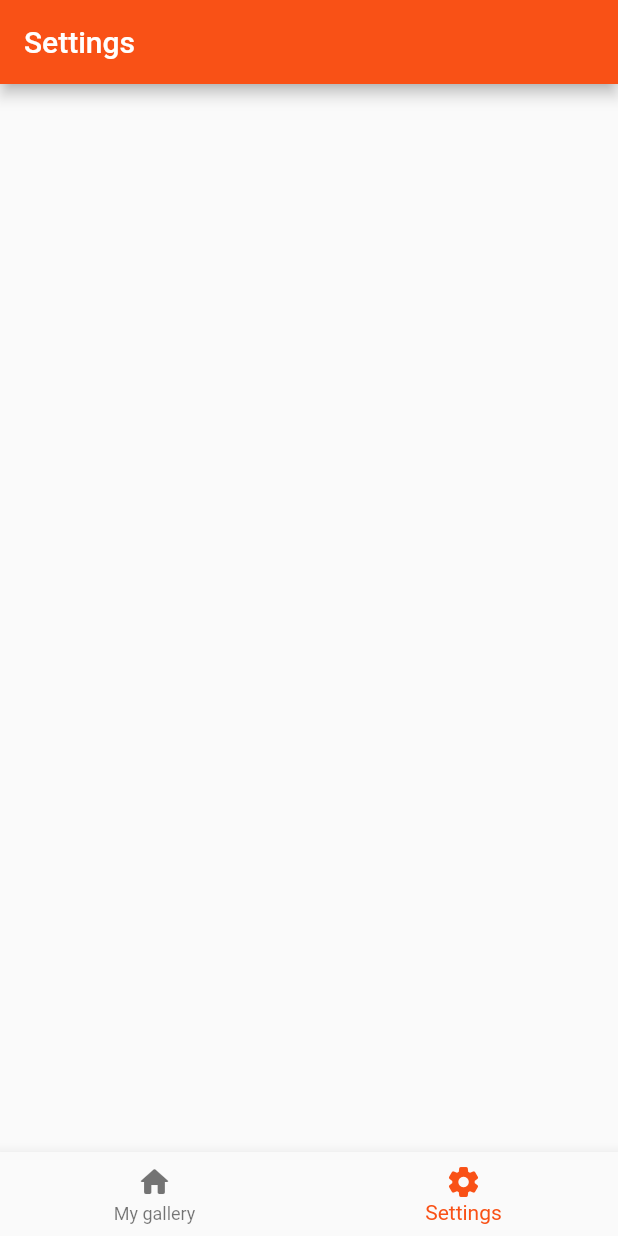
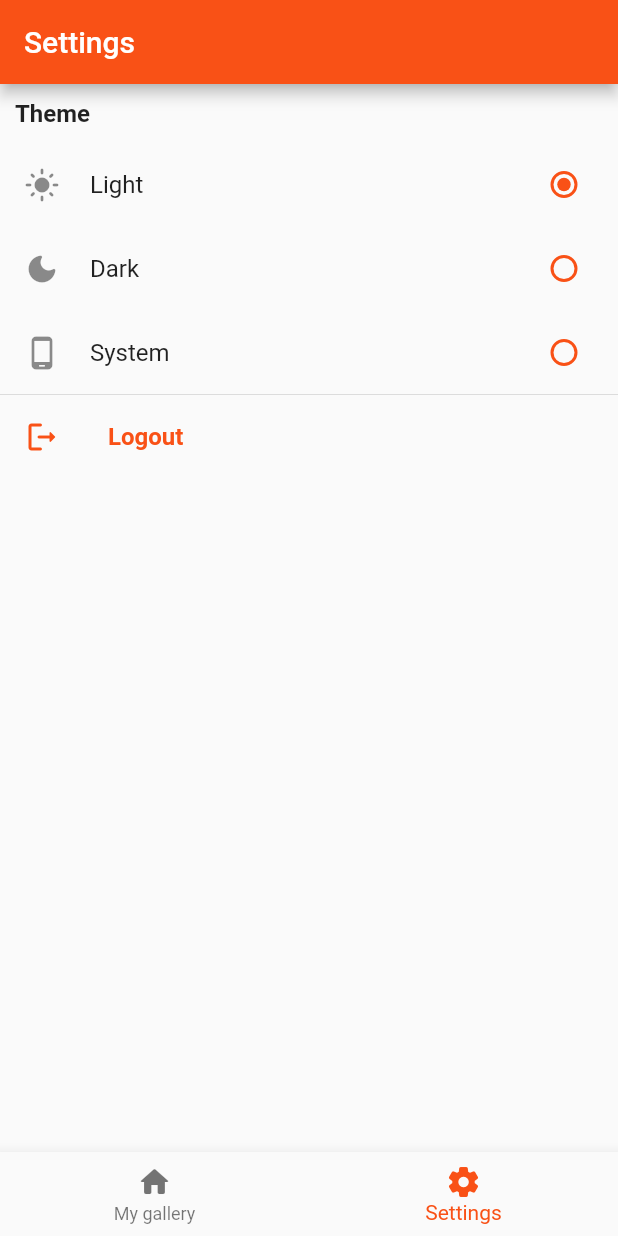
Before and after one commit to pr-Mais/flutterfire_gallery, a Flutter app: the screen it shows after launch, swiped to page 2, on a phone screen of 412 x 824 dp. Run offline on Flutter 3.47's test engine with Material 2 defaults, Android fonts, the light colour scheme and no system bars; our stand-ins replace flutter_signin_button.

Commit message:
build SettingsPage UI

```diff
--- a/lib/views/tab_settings.dart
+++ b/lib/views/tab_settings.dart
@@ -1,4 +1,6 @@
 import 'package:flutter/material.dart';
+
+import '../theme/theme_provider.dart';
 
 class SettingsView extends StatefulWidget {
   const SettingsView({Key? key}) : super(key: key);
@@ -8,8 +10,97 @@ class SettingsView extends StatefulWidget {
 }
 
 class _SettingsViewState extends State<SettingsView> {
+  void onLogout() async {}
+
   @override
   Widget build(BuildContext context) {
-    return Center();
+    return Center(
+      child: Column(
+        children: ListTile.divideTiles(
+          tiles: [
+            const ThemeSection(),
+            ListTile(
+              title: Text(
+                'Logout',
+                style: TextStyle(
+                  color: Theme.of(context).colorScheme.primary,
+                  fontWeight: FontWeight.bold,
+                ),
+              ),
+              leading: Icon(
+                Icons.logout_rounded,
+                color: Theme.of(context).colorScheme.primary,
+              ),
+              onTap: onLogout,
+            )
+          ],
+          context: context,
+        ).toList(),
+      ),
+    );
   }
 }
+
+class ThemeSection extends StatelessWidget {
+  const ThemeSection({Key? key}) : super(key: key);
+
+  @override
+  Widget build(BuildContext context) {
+    var themeProvider = FlutterFireTheme();
+
+    return Column(
+      crossAxisAlignment: CrossAxisAlignment.start,
+      children: [
+        const Padding(
+          padding: EdgeInsets.all(10.0),
+          child: Text(
+            'Theme',
+            style: TextStyle(
+              fontWeight: FontWeight.bold,
+              fontSize: 16,
+            ),
+          ),
+        ),
+        RadioListTile<ThemeMode>(
+          title: Row(
+            children: const [
+              Icon(Icons.light_mode_rounded),
+              SizedBox(width: 20),
+              Text('Light'),
+            ],
+          ),
+          controlAffinity: ListTileControlAffinity.trailing,
+          value: ThemeMode.light,
+          groupValue: themeProvider.currentTheme,
+          onChanged: themeProvider.setCurrentTheme,
+        ),
+        RadioListTile<ThemeMode>(
+          title: Row(
+            children: const [
+              Icon(Icons.dark_mode_rounded),
+              SizedBox(width: 20),
+              Text('Dark'),
+            ],
+          ),
+          controlAffinity: ListTileControlAffinity.trailing,
+          value: ThemeMode.dark,
+          groupValue: themeProvider.currentTheme,
+          onChanged: themeProvider.setCurrentTheme,
+        ),
+        RadioListTile<ThemeMode>(
+          title: Row(
+            children: const [
+              Icon(Icons.phone_android_rounded),
+              SizedBox(width: 20),
+              Text('System'),
+            ],
+          ),
+          controlAffinity: ListTileControlAffinity.trailing,
+          value: ThemeMode.system,
+          groupValue: themeProvider.currentTheme,
+          onChanged: themeProvider.setCurrentTheme,
+        ),
+      ],
+    );
+  }
+}
```
